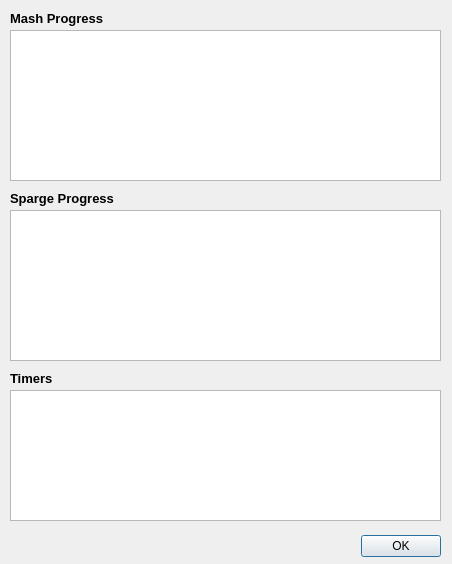
Qt form dialogviewprogress.ui (Emile666/Ebrew_Qt) before a commit.
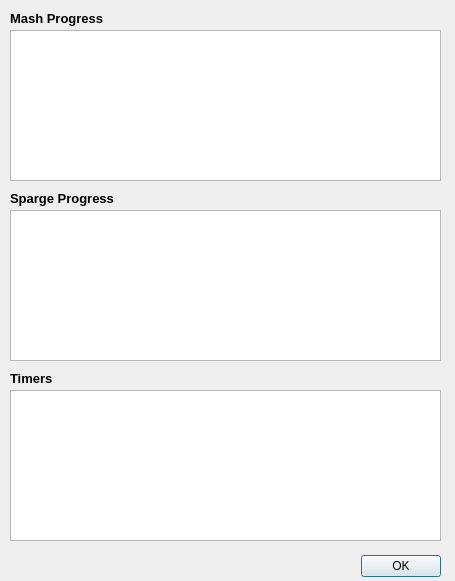
The same form after that commit.

Diff of the .ui file:
```diff
--- a/dialogviewprogress.ui
+++ b/dialogviewprogress.ui
@@ -6,8 +6,8 @@
    <rect>
     <x>0</x>
     <y>0</y>
-    <width>452</width>
-    <height>564</height>
+    <width>455</width>
+    <height>581</height>
    </rect>
   </property>
   <property name="windowTitle">
@@ -17,7 +17,7 @@
    <property name="geometry">
     <rect>
      <x>350</x>
-     <y>530</y>
+     <y>550</y>
      <width>91</width>
      <height>32</height>
     </rect>
@@ -65,7 +65,7 @@
      <x>10</x>
      <y>390</y>
      <width>431</width>
-     <height>131</height>
+     <height>151</height>
     </rect>
    </property>
    <property name="font">
```
